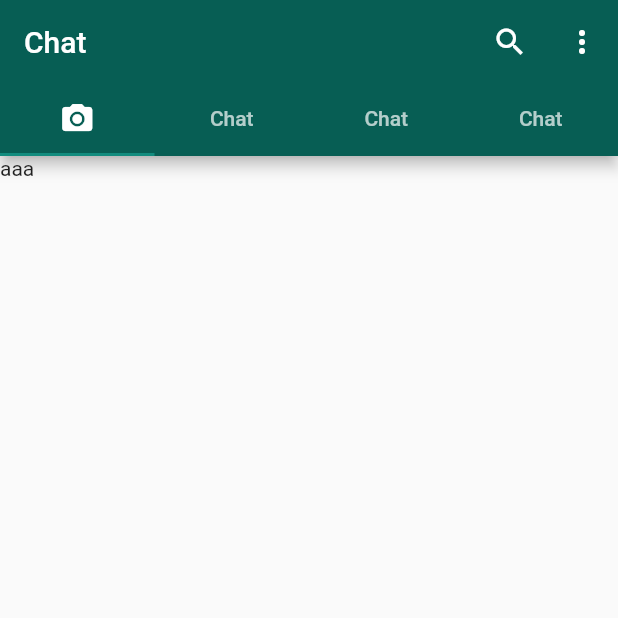
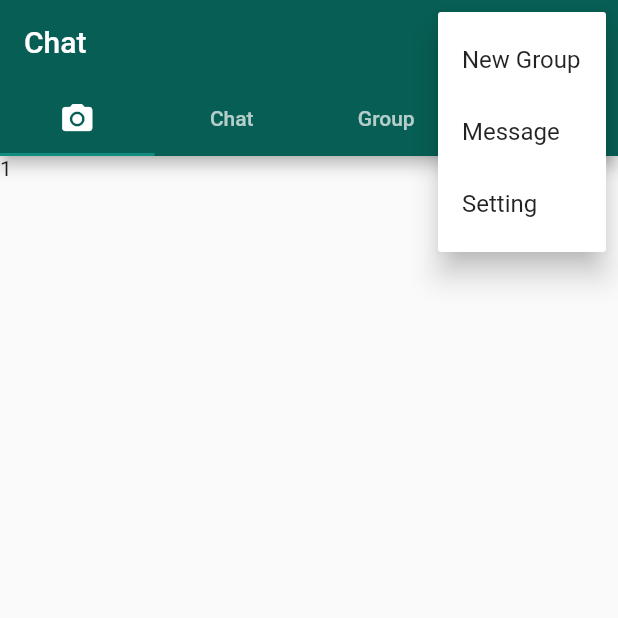
Before and after one commit to hai061898/chat, a Flutter app: the screen it shows after launch, after a tap on the "more vert" icon, on a phone screen of 412 x 824 dp, the top half of it. Run offline on Flutter 3.47's test engine with Material 2 defaults, Android fonts, the phone set to English and light mode, and no system bars.

Commit message:
#2 dropdownlist

```diff
--- /dev/null
+++ b/lib/pages/chat/chat_screen.dart
@@ -0,0 +1,15 @@
+import 'package:flutter/material.dart';
+
+class ChatScreen extends StatefulWidget {
+  const ChatScreen({Key? key}) : super(key: key);
+
+  @override
+  _ChatScreenState createState() => _ChatScreenState();
+}
+
+class _ChatScreenState extends State<ChatScreen> {
+  @override
+  Widget build(BuildContext context) {
+    return Scaffold();
+  }
+}
--- a/lib/pages/home/home_screen.dart
+++ b/lib/pages/home/home_screen.dart
@@ -1,3 +1,4 @@
+import 'package:chat/pages/chat/chat_screen.dart';
 import 'package:flutter/material.dart';
 
 class HomeScreen extends StatefulWidget {
@@ -22,10 +23,30 @@ class _HomeScreenState extends State<HomeScreen>
         appBar: AppBar(
           title: Text("Chat"),
           actions: [
-          IconButton(onPressed: (){}, icon: Icon(Icons.search)),
-            IconButton(onPressed: (){}, icon: Icon(Icons.more_vert)),
+            IconButton(onPressed: () {}, icon: Icon(Icons.search)),
+            PopupMenuButton<String>(
+              onSelected: (value) {
+                print(value);
+              },
+              itemBuilder: (BuildContext context) {
+                return [
+                  PopupMenuItem(
+                    child: Text("New Group"),
+                    value: "New group",
+                  ),
+                  PopupMenuItem(
+                    child: Text("Message"),
+                    value: "message",
+                  ),
+                  PopupMenuItem(
+                    child: Text("Setting"),
+                    value: "setting",
+                  ),
+                ];
+              },
+            ),
           ],
-        bottom:  TabBar(
+          bottom: TabBar(
             controller: controller,
             tabs: [
               Tab(
@@ -35,18 +56,22 @@ class _HomeScreenState extends State<HomeScreen>
                 text: "Chat",
               ),
               Tab(
-              text: "Chat",
+                text: "Group",
               ),
               Tab(
-              text: "Chat",
+                text: "Call",
               ),
-
             ],
           ),
         ),
-      body: Container(
-        child: Text("aaa"),
-      ),
-    );
+        body: TabBarView(
+          controller: controller,
+          children: [
+            Text("1"),
+            ChatScreen(),
+            Text("3"),
+            Text("4"),
+          ],
+        ));
   }
 }
```
Lines whose indentation alone changed are shown as unchanged.
